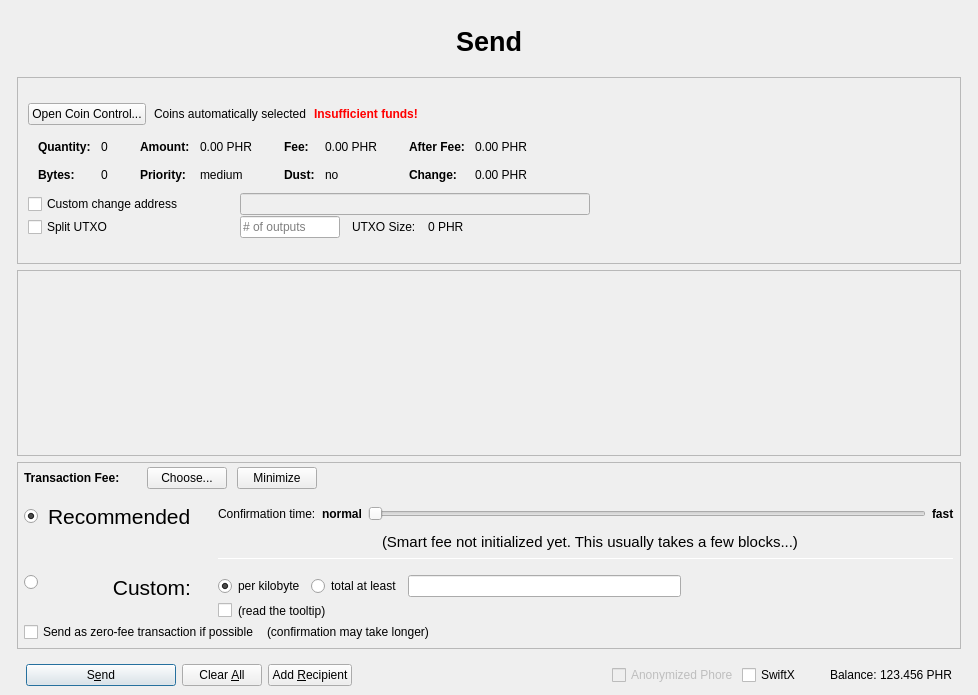
The window that src/qt/forms/sendcoinsdialog.ui (vlockchain/FTP) describes before a commit, drawn with Qt 5.
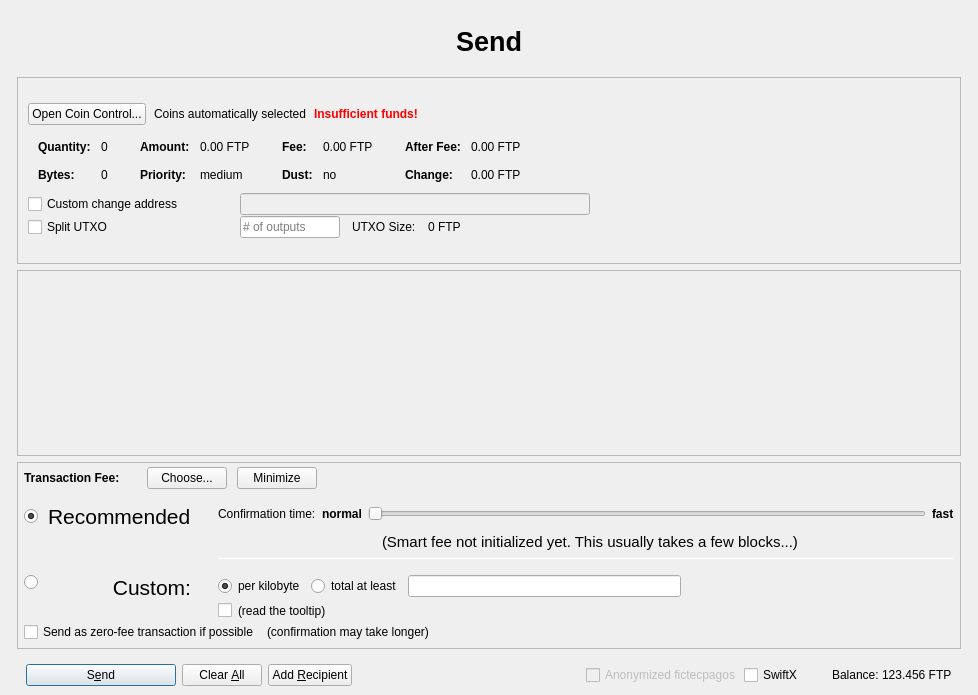
The same window after the commit. Icons and pictures are not drawn. Custom widgets are drawn as their Qt base class.

Diff of the .ui file:
```diff
--- a/src/qt/forms/sendcoinsdialog.ui
+++ b/src/qt/forms/sendcoinsdialog.ui
@@ -411,7 +411,7 @@
                         <enum>Qt::ActionsContextMenu</enum>
                        </property>
                        <property name="text">
-                        <string notr="true">0.00 PHR</string>
+                        <string notr="true">0.00 FTP</string>
                        </property>
                        <property name="textInteractionFlags">
                         <set>Qt::LinksAccessibleByMouse|Qt::TextSelectableByKeyboard|Qt::TextSelectableByMouse</set>
@@ -491,7 +491,7 @@
                         <enum>Qt::ActionsContextMenu</enum>
                        </property>
                        <property name="text">
-                        <string notr="true">0.00 PHR</string>
+                        <string notr="true">0.00 FTP</string>
                        </property>
                        <property name="textInteractionFlags">
                         <set>Qt::LinksAccessibleByMouse|Qt::TextSelectableByKeyboard|Qt::TextSelectableByMouse</set>
@@ -571,7 +571,7 @@
                         <enum>Qt::ActionsContextMenu</enum>
                        </property>
                        <property name="text">
-                        <string notr="true">0.00 PHR</string>
+                        <string notr="true">0.00 FTP</string>
                        </property>
                        <property name="textInteractionFlags">
                         <set>Qt::LinksAccessibleByMouse|Qt::TextSelectableByKeyboard|Qt::TextSelectableByMouse</set>
@@ -600,7 +600,7 @@
                         <enum>Qt::ActionsContextMenu</enum>
                        </property>
                        <property name="text">
-                        <string notr="true">0.00 PHR</string>
+                        <string notr="true">0.00 FTP</string>
                        </property>
                        <property name="textInteractionFlags">
                         <set>Qt::LinksAccessibleByMouse|Qt::TextSelectableByKeyboard|Qt::TextSelectableByMouse</set>
@@ -767,7 +767,7 @@
                 <item>
                  <widget class="QLabel" name="labelBlockSize">
                   <property name="text">
-                   <string>0 PHR</string>
+                   <string>0 FTP</string>
                   </property>
                  </widget>
                 </item>
@@ -1631,7 +1631,7 @@
                 <bool>false</bool>
                </property>
                <property name="text">
-                <string>Anonymized Phore</string>
+                <string>Anonymized fictecpagos</string>
                </property>
               </widget>
              </item>
@@ -1670,7 +1670,7 @@
                 <cursorShape>IBeamCursor</cursorShape>
                </property>
                <property name="text">
-                <string notr="true">123.456 PHR</string>
+                <string notr="true">123.456 FTP</string>
                </property>
                <property name="textInteractionFlags">
                 <set>Qt::LinksAccessibleByMouse|Qt::TextSelectableByKeyboard|Qt::TextSelectableByMouse</set>
```
Left out of the diff: 18 changed lines with no effect on the pictures.
